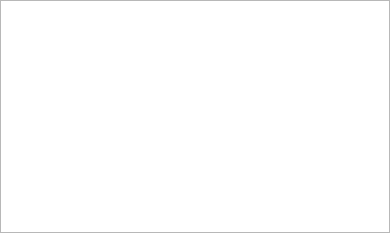
Before: the Qt Designer form src/DockCommand.ui in gdevic/Z80Explorer, drawn with Qt 5.
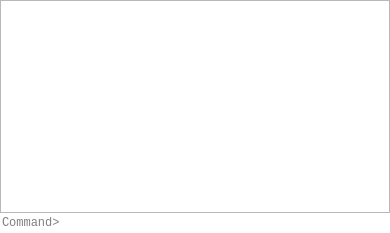
After: the same form once the commit is applied.

Commit message: Implements command history

Patch:
```diff
--- a/src/DockCommand.ui
+++ b/src/DockCommand.ui
@@ -15,6 +15,9 @@
   </property>
   <widget class="QWidget" name="dockWidgetContents">
    <layout class="QVBoxLayout" name="verticalLayout">
+    <property name="spacing">
+     <number>0</number>
+    </property>
     <property name="leftMargin">
      <number>0</number>
     </property>
@@ -35,14 +38,39 @@
         <pointsize>9</pointsize>
        </font>
       </property>
+      <property name="lineWidth">
+       <number>0</number>
+      </property>
       <property name="lineWrapMode">
        <enum>QPlainTextEdit::NoWrap</enum>
       </property>
+      <property name="readOnly">
+       <bool>true</bool>
+      </property>
       <property name="cursorWidth">
        <number>7</number>
       </property>
      </widget>
     </item>
+    <item>
+     <widget class="QLineEdit" name="lineEdit">
+      <property name="font">
+       <font>
+        <family>Consolas</family>
+        <pointsize>9</pointsize>
+       </font>
+      </property>
+      <property name="frame">
+       <bool>false</bool>
+      </property>
+      <property name="placeholderText">
+       <string>Command&gt;</string>
+      </property>
+      <property name="clearButtonEnabled">
+       <bool>true</bool>
+      </property>
+     </widget>
+    </item>
    </layout>
   </widget>
  </widget>
```
The commit also changes 2 other files.
